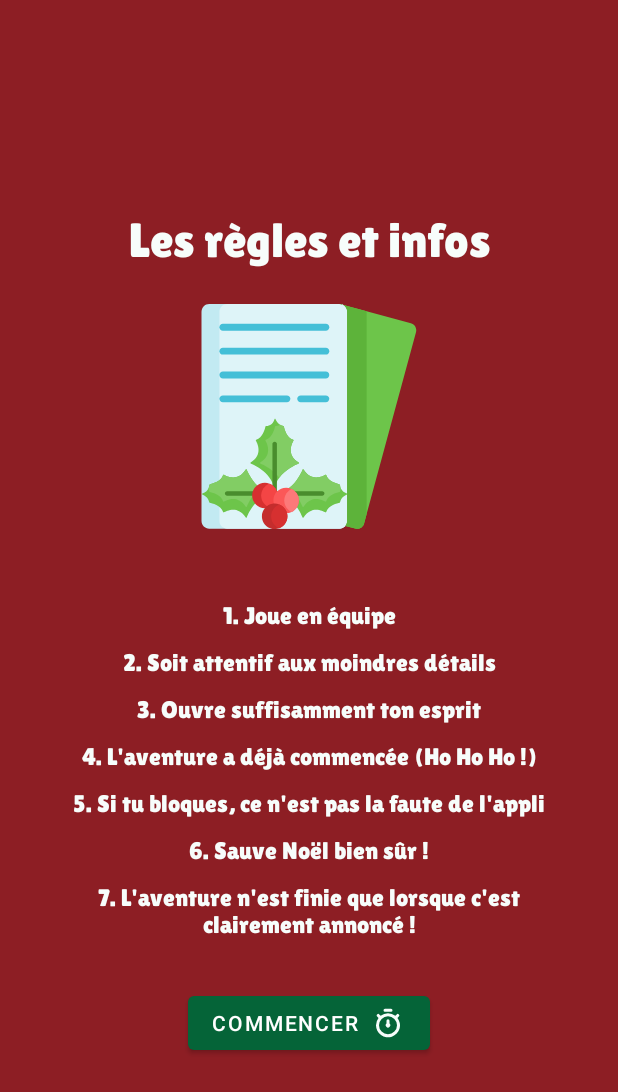
After one commit to SkyleKayma/ChristmasQuest, an Android app: the RulesFragment screen opened through its navigation route, on a phone screen of 412 x 824 dp. The commit adds this screen. Shown: the top 1092 px of the screen. Run offline under Robolectric (Android 15) with nearby library versions, the phone set to English and light mode, and no system bars; our stand-ins replace RxJava.

Commit message:
Rules added

```diff
--- a/app/src/main/java/fr/skyle/christmasquest/ui/MainActivity.kt
+++ b/app/src/main/java/fr/skyle/christmasquest/ui/MainActivity.kt
@@ -30,7 +30,7 @@ class MainActivity : AppCompatActivity() {
     private fun setListeners() {
 
         findNavController(R.id.nav_host_fragment_main_activity).addOnDestinationChangedListener { _, destination, _ ->
-            if (destination.id == R.id.navigation_home) {
+            if (destination.id in listOf(R.id.navigation_home, R.id.navigation_rules)) {
                 binding.toolbarMain.toolbar.visibility = View.GONE
             } else {
                 binding.toolbarMain.toolbar.visibility = View.VISIBLE
--- a/app/src/main/java/fr/skyle/christmasquest/ui/onBoarding/OnBoardingFragment.kt
+++ b/app/src/main/java/fr/skyle/christmasquest/ui/onBoarding/OnBoardingFragment.kt
@@ -4,8 +4,10 @@ import android.os.Bundle
 import android.view.LayoutInflater
 import android.view.View
 import androidx.activity.OnBackPressedCallback
+import fr.skyle.christmasquest.R
 import fr.skyle.christmasquest.base.fragment.AbstractBindingFragment
 import fr.skyle.christmasquest.databinding.OnBoardingFragmentBinding
+import fr.skyle.christmasquest.ext.navigate
 import fr.skyle.christmasquest.ext.popBackStack
 import fr.skyle.christmasquest.ui.onBoarding.adapter.OnBoardingPagerAdapter
 
@@ -51,10 +53,10 @@ class OnBoardingFragment : AbstractBindingFragment<OnBoardingFragmentBinding>()
         })
 
         binding.buttonHomeContinue.setOnClickListener {
-            if (binding.viewPagerHome.currentItem < OnBoardingPagerAdapter.NUM_PAGES) {
+            if (binding.viewPagerHome.currentItem < OnBoardingPagerAdapter.NUM_PAGES - 1) {
                 binding.viewPagerHome.currentItem = binding.viewPagerHome.currentItem + 1
             } else {
-                // Start new fragment
+                navigate(R.id.navigation_rules)
             }
         }
     }
--- /dev/null
+++ b/app/src/main/java/fr/skyle/christmasquest/ui/rules/RulesFragment.kt
@@ -0,0 +1,32 @@
+package fr.skyle.christmasquest.ui.rules
+
+import android.os.Bundle
+import android.view.LayoutInflater
+import android.view.View
+import fr.skyle.christmasquest.base.fragment.AbstractBindingFragment
+import fr.skyle.christmasquest.databinding.RulesFragmentBinding
+
+class RulesFragment : AbstractBindingFragment<RulesFragmentBinding>() {
+
+    // --- Binding
+    // ---------------------------------------------------
+
+    override fun inflate(inflater: LayoutInflater) =
+        RulesFragmentBinding.inflate(inflater)
+
+    // --- Life cycle
+    // ---------------------------------------------------
+
+    override fun onViewCreated(view: View, savedInstanceState: Bundle?) {
+        super.onViewCreated(view, savedInstanceState)
+
+        setListeners()
+    }
+
+    // --- Specific job
+    // ---------------------------------------------------
+
+    private fun setListeners() {
+
+    }
+}
--- /dev/null
+++ b/app/src/main/res/drawable/ic_christmas_card.xml
@@ -0,0 +1,84 @@
+<vector xmlns:android="http://schemas.android.com/apk/res/android"
+    android:width="511dp"
+    android:height="511dp"
+    android:viewportWidth="511"
+    android:viewportHeight="511.99985">
+  <path
+      android:pathData="m343.344,17.465v476.555c0,9.645 -7.82,17.465 -17.465,17.465h-295.914c-9.648,0 -17.465,-7.82 -17.465,-17.465v-476.555c0,-9.648 7.816,-17.465 17.465,-17.465h295.914c9.645,0 17.465,7.816 17.465,17.465zM343.344,17.465"
+      android:fillColor="#c2eaf2"/>
+  <path
+      android:pathData="m343.344,17.465v476.555c0,9.645 -7.82,17.465 -17.465,17.465h-255.246c-9.645,0 -17.465,-7.82 -17.465,-17.465v-476.555c0,-9.648 7.82,-17.465 17.465,-17.465h255.246c9.645,0 17.465,7.816 17.465,17.465zM343.344,17.465"
+      android:fillColor="#def4f8"/>
+  <path
+      android:pathData="m60.969,60.816h233.91c4.305,0 7.797,-3.492 7.797,-7.797 0,-4.305 -3.492,-7.797 -7.797,-7.797h-233.91c-4.309,0 -7.797,3.492 -7.797,7.797 0,4.305 3.488,7.797 7.797,7.797zM60.969,60.816"
+      android:fillColor="#44bfd7"/>
+  <path
+      android:pathData="m294.879,99.512h-233.91c-4.309,0 -7.797,3.492 -7.797,7.797 0,4.309 3.488,7.797 7.797,7.797h233.91c4.305,0 7.797,-3.488 7.797,-7.797 0,-4.305 -3.492,-7.797 -7.797,-7.797zM294.879,99.512"
+      android:fillColor="#44bfd7"/>
+  <path
+      android:pathData="m294.879,153.801h-233.91c-4.309,0 -7.797,3.492 -7.797,7.801 0,4.305 3.488,7.797 7.797,7.797h233.91c4.305,0 7.797,-3.492 7.797,-7.797 0,-4.309 -3.492,-7.801 -7.797,-7.801zM294.879,153.801"
+      android:fillColor="#44bfd7"/>
+  <path
+      android:pathData="m206.512,208.094h-145.543c-4.309,0 -7.797,3.492 -7.797,7.797s3.488,7.797 7.797,7.797h145.543c4.305,0 7.797,-3.492 7.797,-7.797s-3.492,-7.797 -7.797,-7.797zM206.512,208.094"
+      android:fillColor="#44bfd7"/>
+  <path
+      android:pathData="m294.879,208.094h-57.18c-4.309,0 -7.797,3.492 -7.797,7.797s3.488,7.797 7.797,7.797h57.18c4.305,0 7.797,-3.492 7.797,-7.797s-3.492,-7.797 -7.797,-7.797zM294.879,208.094"
+      android:fillColor="#44bfd7"/>
+  <path
+      android:pathData="m499.645,64.152 l-112.121,413.898 -5.758,21.258c-2.379,8.773 -11.414,13.961 -20.188,11.582l-22.063,-5.977c2.402,-2.984 3.828,-6.777 3.828,-10.895v-476.555c0,-6.395 -3.434,-11.977 -8.559,-15.023l52.719,14.285 100.57,27.238c8.766,2.379 13.953,11.414 11.57,20.188zM499.645,64.152"
+      android:fillColor="#6dc54a"/>
+  <path
+      android:pathData="m334.785,2.441 l-9.012,-2.441h0.105c3.254,0 6.297,0.895 8.906,2.441zM334.785,2.441"
+      android:fillColor="#6dc54a"/>
+  <path
+      android:pathData="m177.066,430.82c-37.859,2.375 -57.523,44.609 -61.82,55.047 -0.375,0.934 -1.645,1.02 -2.172,0.168 -17.586,-28.527 -43.457,-15.613 -49.684,-11.922 -0.672,0.398 -1.551,0.074 -1.781,-0.672 -4.57,-15.059 -26.086,-20.215 -30.547,-21.133 -0.492,-0.102 -0.863,-0.5 -0.953,-0.992 -1.957,-10.719 -10.465,-15.813 -15.711,-17.973 -1.066,-0.438 -0.965,-1.984 0.145,-2.293 7.398,-2.094 11.32,-6.402 13.395,-10.512 1.867,-3.707 2.238,-7.266 2.301,-8.906 0.027,-0.559 0.426,-1.027 0.973,-1.141 4.766,-1 25.875,-6.203 30.398,-21.098 0.23,-0.75 1.105,-1.078 1.781,-0.676 6.227,3.695 32.109,16.609 49.695,-11.941 0.527,-0.852 1.781,-0.762 2.176,0.156 2.914,6.945 12.867,28.129 30.73,41.809 8.527,6.523 18.848,11.336 31.074,12.078zM177.066,430.82"
+      android:fillColor="#6dc54a"/>
+  <path
+      android:pathData="m342.938,433.344c-5.246,2.16 -13.754,7.254 -15.711,17.973 -0.09,0.492 -0.461,0.891 -0.953,0.992 -4.461,0.918 -25.977,6.078 -30.547,21.133 -0.23,0.75 -1.109,1.074 -1.785,0.672 -6.223,-3.691 -32.094,-16.605 -49.68,11.922 -0.527,0.852 -1.797,0.766 -2.176,-0.168 -4.293,-10.438 -23.957,-52.672 -61.82,-55.047 12.23,-0.742 22.551,-5.559 31.078,-12.078 17.863,-13.68 27.813,-34.863 30.73,-41.809 0.391,-0.918 1.645,-1.008 2.172,-0.156 17.59,28.551 43.473,15.637 49.695,11.941 0.676,-0.402 1.555,-0.074 1.785,0.676 4.523,14.895 25.633,20.098 30.398,21.098 0.547,0.113 0.945,0.582 0.973,1.141 0.063,1.641 0.434,5.199 2.301,8.906 2.074,4.109 5.996,8.418 13.395,10.512 1.109,0.309 1.211,1.855 0.145,2.293zM342.938,433.344"
+      android:fillColor="#6dc54a"/>
+  <path
+      android:pathData="m145.992,418.742c-17.883,13.973 -27.836,35.617 -30.746,42.688 -0.375,0.93 -1.645,1.023 -2.172,0.168 -17.586,-28.523 -43.457,-15.617 -49.684,-11.922 -0.672,0.398 -1.551,0.074 -1.781,-0.676 -4.57,-15.055 -26.086,-20.211 -30.547,-21.129 -0.492,-0.102 -0.863,-0.5 -0.953,-0.996 -0.434,-2.383 -1.195,-4.48 -2.172,-6.34 1.867,-3.703 2.238,-7.262 2.301,-8.902 0.027,-0.563 0.426,-1.027 0.973,-1.141 4.766,-1 25.875,-6.207 30.398,-21.098 0.23,-0.75 1.105,-1.082 1.781,-0.676 6.227,3.691 32.109,16.609 49.695,-11.941 0.527,-0.852 1.781,-0.766 2.176,0.152 2.914,6.949 12.867,28.137 30.73,41.813zM145.992,418.742"
+      android:fillColor="#82cd64"/>
+  <path
+      android:pathData="m329.398,420.539c-0.98,1.855 -1.742,3.953 -2.172,6.34 -0.09,0.492 -0.461,0.891 -0.953,0.992 -4.465,0.918 -25.98,6.074 -30.551,21.129 -0.227,0.75 -1.105,1.074 -1.781,0.676 -6.223,-3.691 -32.094,-16.602 -49.68,11.922 -0.527,0.859 -1.797,0.762 -2.176,-0.168 -2.91,-7.066 -12.859,-28.711 -30.742,-42.688 17.863,-13.676 27.813,-34.863 30.73,-41.809 0.391,-0.918 1.645,-1.008 2.172,-0.156 17.586,28.551 43.469,15.637 49.695,11.945 0.676,-0.406 1.555,-0.074 1.781,0.672 4.523,14.895 25.637,20.098 30.402,21.098 0.547,0.117 0.945,0.582 0.973,1.141 0.059,1.641 0.43,5.199 2.301,8.906zM329.398,420.539"
+      android:fillColor="#82cd64"/>
+  <path
+      android:pathData="m171.867,436.469h-101.188c-2.797,0 -5.066,-2.266 -5.066,-5.063s2.27,-5.063 5.066,-5.063h101.188c2.797,0 5.063,2.266 5.063,5.063s-2.262,5.063 -5.063,5.063zM171.867,436.469"
+      android:fillColor="#498d2d"/>
+  <path
+      android:pathData="m286.656,436.469h-101.191c-2.793,0 -5.063,-2.266 -5.063,-5.063s2.27,-5.063 5.063,-5.063h101.191c2.797,0 5.063,2.266 5.063,5.063s-2.266,5.063 -5.063,5.063zM286.656,436.469"
+      android:fillColor="#498d2d"/>
+  <path
+      android:pathData="m233.129,362.836c-7.297,3.004 -30.145,13.523 -44.031,32.52 -5.98,8.168 -10.301,17.91 -11.016,29.293 -2.289,-37.832 -43.621,-57.5 -53.887,-61.805 -0.918,-0.387 -1.008,-1.648 -0.156,-2.176 28.551,-17.586 15.637,-43.469 11.941,-49.688 -0.398,-0.676 -0.074,-1.559 0.676,-1.789 14.895,-4.523 20.105,-25.625 21.098,-30.398 0.113,-0.547 0.582,-0.945 1.141,-0.969 3.461,-0.133 15.434,-1.633 19.418,-15.703 0.309,-1.105 1.855,-1.199 2.293,-0.141 1.566,3.801 4.664,9.305 10.324,12.793 2.16,1.34 4.691,2.379 7.648,2.918 0.492,0.094 0.891,0.457 0.992,0.953 0.918,4.461 6.078,25.977 21.133,30.547 0.75,0.23 1.074,1.113 0.672,1.789 -3.691,6.219 -16.602,32.09 11.922,49.684 0.859,0.523 0.766,1.789 -0.168,2.172zM233.129,362.836"
+      android:fillColor="#6dc54a"/>
+  <path
+      android:pathData="m233.129,362.836c-7.297,3.004 -30.145,13.523 -44.031,32.52 -13.582,-18.984 -35.941,-29.504 -43.117,-32.512 -0.918,-0.387 -1.008,-1.648 -0.156,-2.176 28.551,-17.586 15.637,-43.469 11.941,-49.688 -0.395,-0.676 -0.074,-1.559 0.676,-1.789 14.895,-4.523 20.105,-25.625 21.098,-30.398 0.113,-0.547 0.582,-0.945 1.141,-0.969 1.844,-0.07 6.082,-0.527 10.25,-3.051 2.16,1.34 4.691,2.379 7.648,2.918 0.492,0.094 0.891,0.457 0.992,0.953 0.918,4.461 6.078,25.977 21.133,30.547 0.75,0.23 1.074,1.113 0.672,1.789 -3.691,6.219 -16.602,32.09 11.922,49.684 0.859,0.523 0.766,1.789 -0.168,2.172zM233.129,362.836"
+      android:fillColor="#82cd64"/>
+  <path
+      android:pathData="m178.668,438.027c-2.797,0 -5.063,-2.266 -5.063,-5.063v-114.703c0,-2.797 2.266,-5.063 5.063,-5.063s5.063,2.266 5.063,5.063v114.703c0,2.797 -2.266,5.063 -5.063,5.063zM178.668,438.027"
+      android:fillColor="#498d2d"/>
+  <path
+      android:pathData="m185.465,435.93c0,12.395 -7.789,22.98 -18.746,27.105 -3.176,1.203 -6.617,1.859 -10.215,1.859 -15.992,0 -28.961,-12.973 -28.961,-28.965 0,-16 12.969,-28.961 28.961,-28.961 3.598,0 7.039,0.656 10.215,1.848 10.957,4.133 18.746,14.711 18.746,27.113zM185.465,435.93"
+      android:fillColor="#d63030"/>
+  <path
+      android:pathData="m185.465,435.93c0,12.395 -7.789,22.98 -18.746,27.105 -10.957,-4.125 -18.75,-14.711 -18.75,-27.105 0,-12.402 7.793,-22.98 18.75,-27.113 10.957,4.133 18.746,14.711 18.746,27.113zM185.465,435.93"
+      android:fillColor="#f44545"/>
+  <path
+      android:pathData="m233.641,447.063c0,11.57 -6.785,21.555 -16.594,26.195 -3.746,1.773 -7.938,2.77 -12.367,2.77 -16,0 -28.961,-12.965 -28.961,-28.965 0,-15.992 12.961,-28.961 28.961,-28.961 4.43,0 8.621,0.992 12.367,2.77 9.809,4.637 16.594,14.621 16.594,26.191zM233.641,447.063"
+      android:fillColor="#fb5858"/>
+  <path
+      android:pathData="m233.641,447.063c0,11.57 -6.785,21.555 -16.594,26.195 -9.809,-4.637 -16.594,-14.625 -16.594,-26.195s6.785,-21.555 16.594,-26.195c9.809,4.641 16.594,14.625 16.594,26.195zM233.641,447.063"
+      android:fillColor="#fc7979"/>
+  <path
+      android:pathData="m189.133,510.043c-1.621,0.621 -3.316,1.113 -5.078,1.445 -15.715,2.977 -30.871,-7.352 -33.844,-23.07 -2.977,-15.715 7.355,-30.871 23.07,-33.84 5.523,-1.047 10.977,-0.453 15.852,1.445 9.012,3.5 16.07,11.426 17.992,21.621 2.645,13.957 -5.199,27.465 -17.992,32.398zM189.133,510.043"
+      android:fillColor="#c42d2d"/>
+  <path
+      android:pathData="m189.133,510.043c-9.012,-3.504 -16.07,-11.43 -17.992,-21.625 -2.648,-13.953 5.199,-27.461 17.992,-32.395 9.012,3.5 16.066,11.426 17.992,21.621 2.645,13.957 -5.199,27.465 -17.992,32.398zM189.133,510.043"
+      android:fillColor="#d63030"/>
+  <path
+      android:pathData="m325.773,0 l9.012,2.441c-2.609,-1.547 -5.652,-2.441 -8.906,-2.441zM325.773,0"
+      android:fillColor="#5db33a"/>
+  <path
+      android:pathData="m387.504,16.727 l-52.719,-14.285c5.125,3.047 8.559,8.629 8.559,15.023v476.555c0,4.117 -1.426,7.91 -3.828,10.895l22.063,5.977c8.773,2.379 17.809,-2.809 20.188,-11.582l5.758,-21.258v-460.586c0,-0.25 -0.008,-0.5 -0.02,-0.738zM387.504,16.727"
+      android:fillColor="#5db33a"/>
+</vector>
--- /dev/null
+++ b/app/src/main/res/drawable/ic_timer.xml
@@ -0,0 +1,9 @@
+<vector xmlns:android="http://schemas.android.com/apk/res/android"
+    android:width="24dp"
+    android:height="24dp"
+    android:viewportWidth="24"
+    android:viewportHeight="24">
+  <path
+      android:pathData="M18.3,8.59l0.91,-0.9a1,1 0,0 0,-1.42 -1.42l-0.9,0.91a8,8 0,0 0,-9.79 0l-0.91,-0.92A1,1 0,0 0,4.77 7.69l0.92,0.91A7.92,7.92 0,0 0,4 13.5,8 8,0 1,0 18.3,8.59ZM12,19.5a6,6 0,1 1,6 -6A6,6 0,0 1,12 19.5ZM10,4.5h4a1,1 0,0 0,0 -2L10,2.5a1,1 0,0 0,0 2ZM13,10.5a1,1 0,0 0,-2 0v1.89a1.5,1.5 0,1 0,2 0Z"
+      android:fillColor="#6563ff"/>
+</vector>
--- a/app/src/main/res/layout/on_boarding_fragment.xml
+++ b/app/src/main/res/layout/on_boarding_fragment.xml
@@ -2,7 +2,13 @@
 <FrameLayout xmlns:android="http://schemas.android.com/apk/res/android"
     xmlns:app="http://schemas.android.com/apk/res-auto"
     android:layout_width="match_parent"
-    android:layout_height="match_parent">
+    android:layout_height="match_parent"
+    android:background="@color/colorPrimaryDark">
+
+    <androidx.viewpager2.widget.ViewPager2
+        android:id="@+id/viewPagerHome"
+        android:layout_width="match_parent"
+        android:layout_height="match_parent" />
 
     <Button
         android:id="@+id/buttonHomeContinue"
@@ -15,10 +21,4 @@
         app:iconGravity="end"
         app:iconTint="@color/colorAccent" />
 
-    <androidx.viewpager2.widget.ViewPager2
-        android:id="@+id/viewPagerHome"
-        android:layout_width="match_parent"
-        android:layout_height="match_parent"
-        android:background="@color/colorPrimaryDark" />
-
 </FrameLayout>
--- a/app/src/main/res/layout/on_boarding_fragment_step1.xml
+++ b/app/src/main/res/layout/on_boarding_fragment_step1.xml
@@ -1,11 +1,11 @@
 <?xml version="1.0" encoding="utf-8"?>
 <androidx.constraintlayout.widget.ConstraintLayout xmlns:android="http://schemas.android.com/apk/res/android"
     xmlns:app="http://schemas.android.com/apk/res-auto"
+    xmlns:tools="http://schemas.android.com/tools"
     android:layout_width="match_parent"
     android:layout_height="match_parent"
-    android:background="@color/colorPrimaryDark"
-    android:orientation="vertical"
-    android:padding="20dp">
+    android:padding="20dp"
+    tools:background="@color/colorPrimaryDark">
 
     <ImageView
         android:layout_width="300dp"
--- a/app/src/main/res/layout/on_boarding_fragment_step2.xml
+++ b/app/src/main/res/layout/on_boarding_fragment_step2.xml
@@ -1,11 +1,11 @@
 <?xml version="1.0" encoding="utf-8"?>
 <androidx.constraintlayout.widget.ConstraintLayout xmlns:android="http://schemas.android.com/apk/res/android"
     xmlns:app="http://schemas.android.com/apk/res-auto"
+    xmlns:tools="http://schemas.android.com/tools"
     android:layout_width="match_parent"
     android:layout_height="match_parent"
-    android:background="@color/colorPrimaryDark"
-    android:orientation="vertical"
-    android:padding="20dp">
+    android:padding="20dp"
+    tools:background="@color/colorPrimaryDark">
 
     <ImageView
         android:layout_width="300dp"
--- a/app/src/main/res/layout/on_boarding_fragment_step3.xml
+++ b/app/src/main/res/layout/on_boarding_fragment_step3.xml
@@ -1,11 +1,11 @@
 <?xml version="1.0" encoding="utf-8"?>
 <androidx.constraintlayout.widget.ConstraintLayout xmlns:android="http://schemas.android.com/apk/res/android"
     xmlns:app="http://schemas.android.com/apk/res-auto"
+    xmlns:tools="http://schemas.android.com/tools"
     android:layout_width="match_parent"
     android:layout_height="match_parent"
-    android:background="@color/colorPrimaryDark"
-    android:orientation="vertical"
-    android:padding="20dp">
+    android:padding="20dp"
+    tools:background="@color/colorPrimaryDark">
 
     <ImageView
         android:layout_width="300dp"
--- a/app/src/main/res/layout/on_boarding_fragment_step4.xml
+++ b/app/src/main/res/layout/on_boarding_fragment_step4.xml
@@ -1,11 +1,11 @@
 <?xml version="1.0" encoding="utf-8"?>
 <androidx.constraintlayout.widget.ConstraintLayout xmlns:android="http://schemas.android.com/apk/res/android"
     xmlns:app="http://schemas.android.com/apk/res-auto"
+    xmlns:tools="http://schemas.android.com/tools"
     android:layout_width="match_parent"
     android:layout_height="match_parent"
-    android:background="@color/colorPrimaryDark"
-    android:orientation="vertical"
-    android:padding="20dp">
+    android:padding="20dp"
+    tools:background="@color/colorPrimaryDark">
 
     <ImageView
         android:layout_width="300dp"
--- a/app/src/main/res/layout/on_boarding_fragment_step5.xml
+++ b/app/src/main/res/layout/on_boarding_fragment_step5.xml
@@ -1,11 +1,11 @@
 <?xml version="1.0" encoding="utf-8"?>
 <androidx.constraintlayout.widget.ConstraintLayout xmlns:android="http://schemas.android.com/apk/res/android"
     xmlns:app="http://schemas.android.com/apk/res-auto"
+    xmlns:tools="http://schemas.android.com/tools"
     android:layout_width="match_parent"
     android:layout_height="match_parent"
-    android:background="@color/colorPrimaryDark"
-    android:orientation="vertical"
-    android:padding="20dp">
+    android:padding="20dp"
+    tools:background="@color/colorPrimaryDark">
 
     <ImageView
         android:layout_width="200dp"
--- a/app/src/main/res/layout/on_boarding_fragment_step6.xml
+++ b/app/src/main/res/layout/on_boarding_fragment_step6.xml
@@ -1,11 +1,11 @@
 <?xml version="1.0" encoding="utf-8"?>
 <androidx.constraintlayout.widget.ConstraintLayout xmlns:android="http://schemas.android.com/apk/res/android"
     xmlns:app="http://schemas.android.com/apk/res-auto"
+    xmlns:tools="http://schemas.android.com/tools"
     android:layout_width="match_parent"
     android:layout_height="match_parent"
-    android:background="@color/colorPrimaryDark"
-    android:orientation="vertical"
-    android:padding="20dp">
+    android:padding="20dp"
+    tools:background="@color/colorPrimaryDark">
 
     <ImageView
         android:layout_width="110dp"
--- /dev/null
+++ b/app/src/main/res/layout/rules_fragment.xml
@@ -0,0 +1,123 @@
+<?xml version="1.0" encoding="utf-8"?>
+<ScrollView xmlns:android="http://schemas.android.com/apk/res/android"
+    xmlns:app="http://schemas.android.com/apk/res-auto"
+    android:layout_width="match_parent"
+    android:layout_height="match_parent"
+    android:fillViewport="true">
+
+    <LinearLayout
+        android:layout_width="match_parent"
+        android:layout_height="wrap_content"
+        android:background="@color/colorPrimaryDark"
+        android:gravity="center"
+        android:orientation="vertical">
+
+        <TextView
+            android:layout_width="match_parent"
+            android:layout_height="wrap_content"
+            android:layout_marginHorizontal="32dp"
+            android:layout_marginTop="24dp"
+            android:gravity="center"
+            android:text="@string/rules_title"
+            android:textAppearance="@style/AppTheme.TextAppearance.Christmas"
+            android:textColor="@color/colorAccent"
+            android:textSize="32sp" />
+
+        <ImageView
+            android:layout_width="150dp"
+            android:layout_height="wrap_content"
+            android:layout_marginTop="24dp"
+            android:layout_marginBottom="24dp"
+            android:adjustViewBounds="true"
+            android:src="@drawable/ic_christmas_card" />
+
+        <TextView
+            android:layout_width="match_parent"
+            android:layout_height="wrap_content"
+            android:layout_marginHorizontal="32dp"
+            android:layout_marginTop="24dp"
+            android:gravity="center"
+            android:text="@string/rules_description_1"
+            android:textAppearance="@style/AppTheme.TextAppearance.Christmas"
+            android:textColor="@color/colorAccent"
+            android:textSize="16sp" />
+
+        <TextView
+            android:layout_width="match_parent"
+            android:layout_height="wrap_content"
+            android:layout_marginHorizontal="32dp"
+            android:layout_marginTop="12dp"
+            android:gravity="center"
+            android:text="@string/rules_description_2"
+            android:textAppearance="@style/AppTheme.TextAppearance.Christmas"
+            android:textColor="@color/colorAccent"
+            android:textSize="16sp" />
+
+        <TextView
+            android:layout_width="match_parent"
+            android:layout_height="wrap_content"
+            android:layout_marginHorizontal="32dp"
+            android:layout_marginTop="12dp"
+            android:gravity="center"
+            android:text="@string/rules_description_3"
+            android:textAppearance="@style/AppTheme.TextAppearance.Christmas"
+            android:textColor="@color/colorAccent"
+            android:textSize="16sp" />
+
+        <TextView
+            android:layout_width="match_parent"
+            android:layout_height="wrap_content"
+            android:layout_marginHorizontal="32dp"
+            android:layout_marginTop="12dp"
+            android:gravity="center"
+            android:text="@string/rules_description_4"
+            android:textAppearance="@style/AppTheme.TextAppearance.Christmas"
+            android:textColor="@color/colorAccent"
+            android:textSize="16sp" />
+
+        <TextView
+            android:layout_width="match_parent"
+            android:layout_height="wrap_content"
+            android:layout_marginHorizontal="32dp"
+            android:layout_marginTop="12dp"
+            android:gravity="center"
+            android:text="@string/rules_description_5"
+            android:textAppearance="@style/AppTheme.TextAppearance.Christmas"
+            android:textColor="@color/colorAccent"
+            android:textSize="16sp" />
+
+        <TextView
+            android:layout_width="match_parent"
+            android:layout_height="wrap_content"
+            android:layout_marginHorizontal="32dp"
+            android:layout_marginTop="12dp"
+            android:gravity="center"
+            android:text="@string/rules_description_6"
+            android:textAppearance="@style/AppTheme.TextAppearance.Christmas"
+            android:textColor="@color/colorAccent"
+            android:textSize="16sp" />
+
+        <TextView
+            android:layout_width="match_parent"
+            android:layout_height="wrap_content"
+            android:layout_marginHorizontal="32dp"
+            android:layout_marginTop="12dp"
+            android:gravity="center"
+            android:text="@string/rules_description_7"
+            android:textAppearance="@style/AppTheme.TextAppearance.Christmas"
+            android:textColor="@color/colorAccent"
+            android:textSize="16sp" />
+
+        <Button
+            android:id="@+id/buttonRulesStart"
+            android:layout_width="wrap_content"
+            android:layout_height="wrap_content"
+            android:layout_marginTop="32dp"
+            android:text="@string/generic_start"
+            app:icon="@drawable/ic_timer"
+            app:iconGravity="end"
+            app:iconTint="@color/colorAccent" />
+
+    </LinearLayout>
+
+</ScrollView>
--- a/app/src/main/res/navigation/main_navigation.xml
+++ b/app/src/main/res/navigation/main_navigation.xml
@@ -8,7 +8,15 @@
     <fragment
         android:id="@+id/navigation_home"
         android:name="fr.skyle.christmasquest.ui.onBoarding.OnBoardingFragment"
-        android:label="Titre"
-        tools:layout="@layout/on_boarding_fragment" />
+        tools:layout="@layout/on_boarding_fragment">
+        <action
+            android:id="@+id/action_navigation_home_to_rulesFragment"
+            app:destination="@id/navigation_rules" />
+    </fragment>
+
+    <fragment
+        android:id="@+id/navigation_rules"
+        android:name="fr.skyle.christmasquest.ui.rules.RulesFragment"
+        tools:layout="@layout/rules_fragment" />
 
 </navigation>
--- a/app/src/main/res/values/strings.xml
+++ b/app/src/main/res/values/strings.xml
@@ -16,4 +16,16 @@
     <string name="on_boarding_description_step_5">Comme tu peux le constater, ma hotte est vide !\nQuel drâme Ho Ho Ho !\n\nJe vais avoir besoin de toi pour finir de préparer les cadeaux !</string>
     <string name="on_boarding_description_step_6">Les cadeaux ci-dessus ne sont pas prêt !\n\nDépêche toi d\'aider les autres lutins !</string>
 
+    <!-- Rules -->
+    <string name="rules_title">Les règles et infos</string>
+    <string name="rules_description_1">1. Joue en équipe</string>
+    <string name="rules_description_2">2. Soit attentif aux moindres détails</string>
+    <string name="rules_description_3">3. Ouvre suffisamment ton esprit</string>
+    <string name="rules_description_4">4. L\'aventure a déjà commencée (Ho Ho Ho !)</string>
+    <string name="rules_description_5">5. Si tu bloques, ce n\'est pas la faute de l\'appli</string>
+    <string name="rules_description_6">6. Sauve Noël bien sûr !</string>
+    <string name="rules_description_7">7. L\'aventure n\'est finie que lorsque c\'est clairement annoncé !</string>
+
+    <!-- Join team -->
+
 </resources>
```
